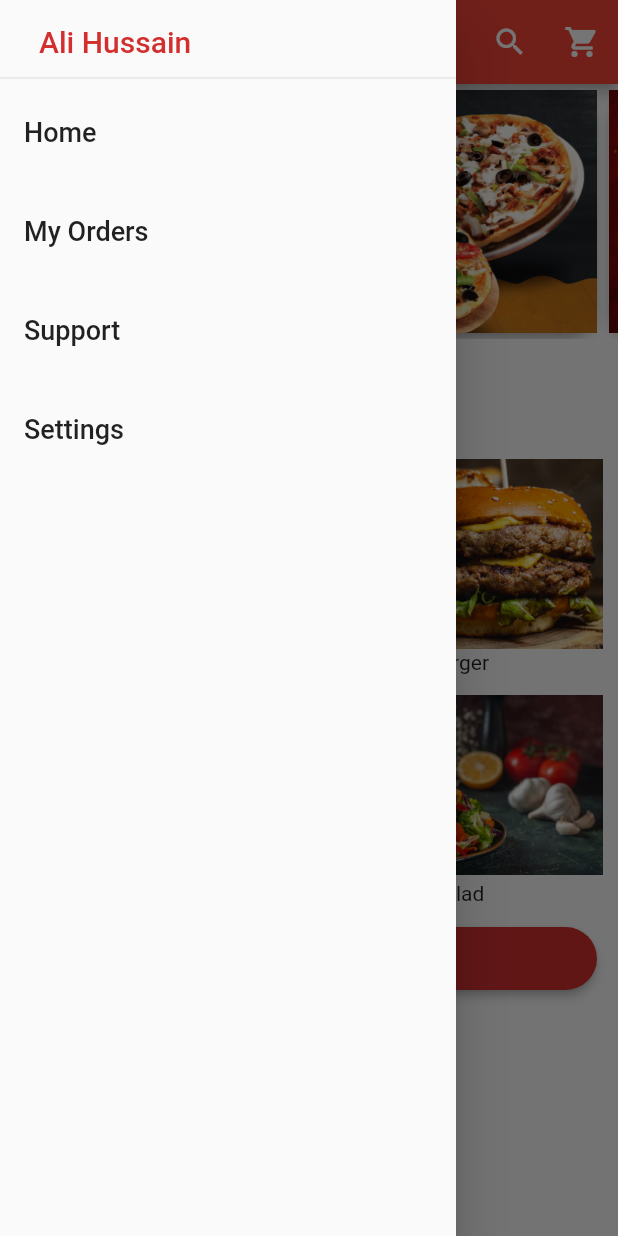
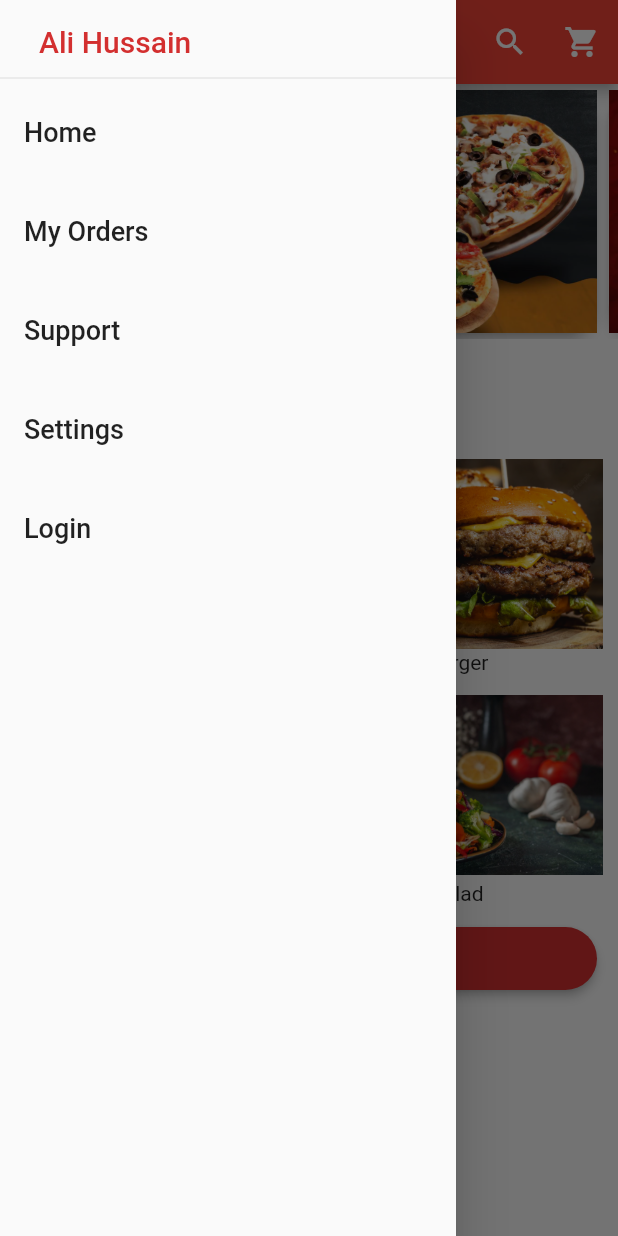
Before and after one commit to AliArafat4/restaurant_app, a Flutter app: the screen it shows after launch, with the side drawer open, on a phone screen of 412 x 824 dp. Run offline on Flutter 3.47's test engine with Material 2 defaults, Android fonts, the light colour scheme and no system bars; drawn by our look-alikes of smooth_page_indicator; our stand-ins replace cloud_firestore, firebase_core, get; accounts and stored records are empty.

Commit message:
finishing category, and user screens

```diff
--- a/lib/constants.dart
+++ b/lib/constants.dart
@@ -1,5 +1,3 @@
-import 'package:cloud_firestore/cloud_firestore.dart';
-
 final List<String> imgList = [
   "assets/images/deal1.png",
   "assets/images/deal2.png",
@@ -14,34 +12,34 @@ class category {
 }
 
 final List<category> categoryList = [
-  category("assets/images/pizza.png", "Pizza"),
-  category("assets/images/burger.png", "Burger"),
-  category("assets/images/dessert.png", "Desserts"),
-  category("assets/images/salad.png", "Salad")
+  category("assets/images/pizza.png", "pizza"),
+  category("assets/images/burger.png", "burger"),
+  category("assets/images/dessert.png", "dessert"),
+  category("assets/images/salad.png", "salad"),
 ];
 
-class MenuItem {
-  final String image;
-  final String title;
-  final double price;
-  final String description;
-  // late final rate;
-  const MenuItem(this.image, this.title, this.price, this.description);
-
-  static const List<MenuItem> menuItemList = [
-    MenuItem("assets/images/pizza.png", "pizza", 60.5,
-        "The best pizza in the world with cheese, sauce that you cannot resist and extra peperoni."),
-    MenuItem(
-        "assets/images/dessert.png", "Desserts", 77.2, "The best dessert."),
-    MenuItem("assets/images/burger.png", "burger", 50, "The best burger."),
-  ];
-
-  // static MenuItem fromSnapshot(DocumentSnapshot snap) {
-  //   MenuItem menuItemSnap = MenuItem(
-  //       snap['image'], snap['meal'], snap['price'], snap['description']);
-  //   return menuItemSnap;
-  // }
-}
+// class MenuItem {
+//   final String image;
+//   final String title;
+//   final double price;
+//   final String description;
+//   // late final rate;
+//   const MenuItem(this.image, this.title, this.price, this.description);
+//
+//   static const List<MenuItem> menuItemList = [
+//     MenuItem("assets/images/pizza.png", "pizza", 60.5,
+//         "The best pizza in the world with cheese, sauce that you cannot resist and extra peperoni."),
+//     MenuItem(
+//         "assets/images/dessert.png", "Desserts", 77.2, "The best dessert."),
+//     MenuItem("assets/images/burger.png", "burger", 50, "The best burger."),
+//   ];
+//
+//   // static MenuItem fromSnapshot(DocumentSnapshot snap) {
+//   //   MenuItem menuItemSnap = MenuItem(
+//   //       snap['image'], snap['meal'], snap['price'], snap['description']);
+//   //   return menuItemSnap;
+//   // }
+// }
 
 final double cheese = 3;
 final double hotSauce = 2;
--- a/lib/screens/cart_screen/cart_controller.dart
+++ b/lib/screens/cart_screen/cart_controller.dart
@@ -1,7 +1,5 @@
 import 'package:cloud_firestore/cloud_firestore.dart';
 import 'package:get/get.dart';
-
-import '../../constants.dart';
 
 class CartController extends GetxController {
   final _meal = {}.obs;
--- a/lib/screens/food_screen/browse_food.dart
+++ b/lib/screens/food_screen/browse_food.dart
@@ -4,10 +4,12 @@ import 'package:flutter/material.dart';
 import 'package:get/get.dart';
 import 'package:resturant_app/screens/cart_screen/cart.dart';
 import 'package:resturant_app/screens/cart_screen/cart_controller.dart';
+import 'package:resturant_app/screens/menus/category_screen.dart';
 import 'package:resturant_app/screens/menus/full_menu.dart';
 import 'package:smooth_page_indicator/smooth_page_indicator.dart';
 
 import '../../constants.dart';
+import '../user_screen/login_screen.dart';
 
 class browse extends StatefulWidget {
   const browse({Key? key}) : super(key: key);
@@ -98,6 +100,17 @@ class _browseState extends State<browse> {
               style: TextStyle(fontSize: 18),
             ),
             onTap: () {},
+          ),
+          SizedBox(height: 10),
+          ListTile(
+            title: Text(
+              "Login",
+              style: TextStyle(fontSize: 18),
+            ),
+            onTap: () {
+              Navigator.push(context,
+                  MaterialPageRoute(builder: (context) => LoginScreen()));
+            },
           ),
         ],
       ),
@@ -194,7 +207,12 @@ class _browseState extends State<browse> {
               child: GestureDetector(
                 child: Image.asset(categoryList[index].image),
                 onTap: () {
-                  // print("this is ${categoryList[index].title}");
+                  Navigator.push(
+                      context,
+                      MaterialPageRoute(
+                          builder: (context) => CategoryScreen(
+                                categoryList[index].title,
+                              )));
                 },
               ),
             ),
--- a/pubspec.yaml
+++ b/pubspec.yaml
@@ -33,6 +33,7 @@ dependencies:
   get: ^4.6.5
   cloud_firestore: ^3.1.17
   firebase_core: ^1.17.1
+  firebase_auth: ^3.3.19
   # The following adds the Cupertino Icons font to your application.
   # Use with the CupertinoIcons class for iOS style icons.
   cupertino_icons: ^1.0.2
```
Also changed, not shown: lib/screens/menus/category_screen.dart (added, +141 -0 lines), lib/screens/menus/full_menu.dart (+7 -3 lines), lib/screens/menus/meal_details_screen.dart (+26 -25 lines), lib/screens/user_screen/login_screen.dart (added, +37 -0 lines), lib/screens/user_screen/profile_screen.dart (added), lib/screens/user_screen/sign_in_screen.dart (added), pubspec.lock.
